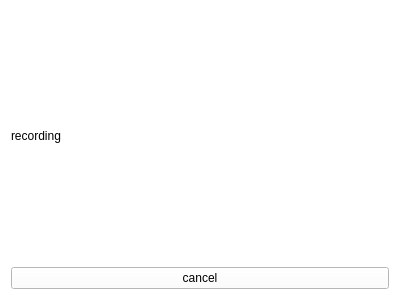
First picture: the form in UI/uiFiles/Recording.ui, repository Hperigee/vocalMaximum, before the edit.
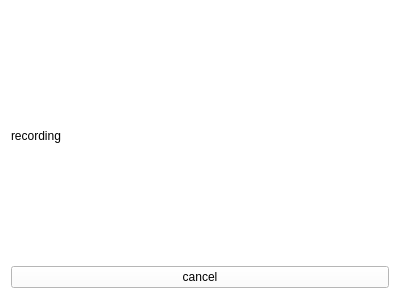
Second picture: the form after the edit.

Patch:
```diff
--- a/UI/uiFiles/Recording.ui
+++ b/UI/uiFiles/Recording.ui
@@ -7,7 +7,7 @@
     <x>0</x>
     <y>0</y>
     <width>400</width>
-    <height>300</height>
+    <height>299</height>
    </rect>
   </property>
   <property name="windowTitle">
```
